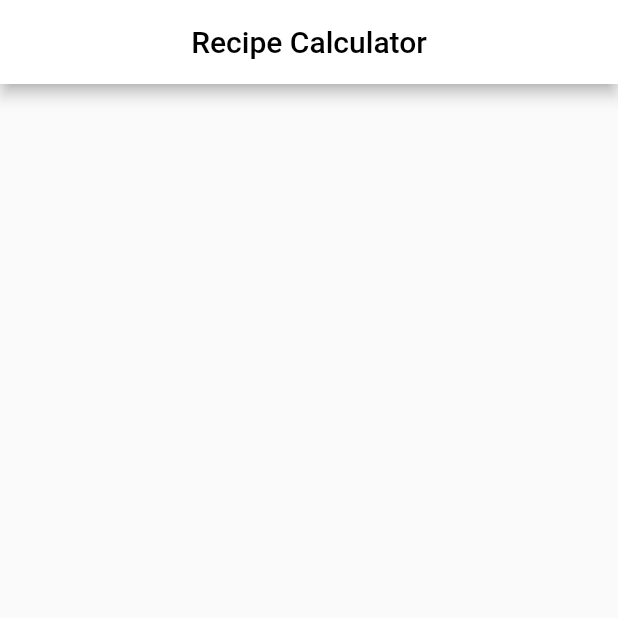
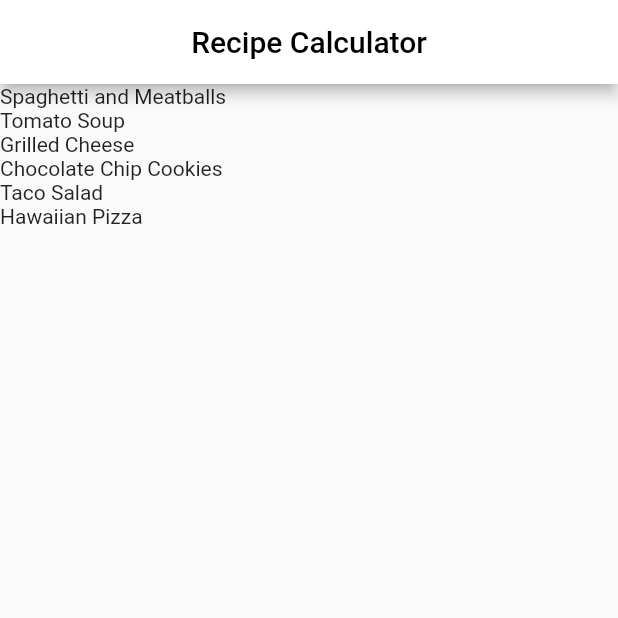
Before and after one commit to kaylaatsila/recipeapp, a Flutter app: the screen it shows after launch, on a phone screen of 412 x 824 dp, the top half of it. Run offline on Flutter 3.47's test engine with Material 2 defaults, Android fonts, the phone set to English and light mode, and no system bars.

Commit message:
7th step

```diff
--- a/lib/main.dart
+++ b/lib/main.dart
@@ -1,4 +1,5 @@
 import 'package:flutter/material.dart';
+import 'recipe.dart';
 
 void main() {
   runApp(const MyApp());
@@ -51,7 +52,12 @@ class _MyHomePageState extends State<MyHomePage> {
         title: Text(widget.title),
       ),
       body: SafeArea(
-        child: Container(),
+        child: ListView.builder(
+          itemCount: Recipe.samples.length,
+          itemBuilder: (BuildContext context, int index) {
+            return Text(Recipe.samples[index].label);
+          },
+        ),
       ),
     );
   }
--- /dev/null
+++ b/lib/recipe.dart
@@ -0,0 +1,22 @@
+class Recipe {
+  String label;
+  String imageUrl;
+
+  Recipe(this.label, this.imageUrl);
+
+  static List<Recipe> samples = [
+    Recipe('Spaghetti and Meatballs', 'assets/2126711929_ef763de2b3_w.jpg'),
+    Recipe('Tomato Soup', 'assets/27729023535_a57606c1be.jpg'),
+    Recipe('Grilled Cheese', 'assets/3187380632_5056654a19_b.jpg'),
+    Recipe('Chocolate Chip Cookies', 'assets/15992102771_b92f4cc00a_b.jpg'),
+    Recipe('Taco Salad', 'assets/8533381643_a31a99e8a6_c.jpg'),
+    Recipe('Hawaiian Pizza', 'assets/15452035777_294cefced5_c.jpg'),
+  ];
+}
+
+class Ingredient {
+  double quantity;
+  String measure;
+  String name;
+  Ingredient(this.quantity, this.measure, this.name);
+}
```
Also changed, not shown: pubspec.yaml (+7 -3 lines), assets/15452035777_294cefced5_c.jpg (added), assets/15992102771_b92f4cc00a_b.jpg (added), assets/2126711929_ef763de2b3_w.jpg (added), assets/27729023535_a57606c1be.jpg (added), assets/3187380632_5056654a19_b.jpg (added), assets/8533381643_a31a99e8a6_c.jpg (added).
